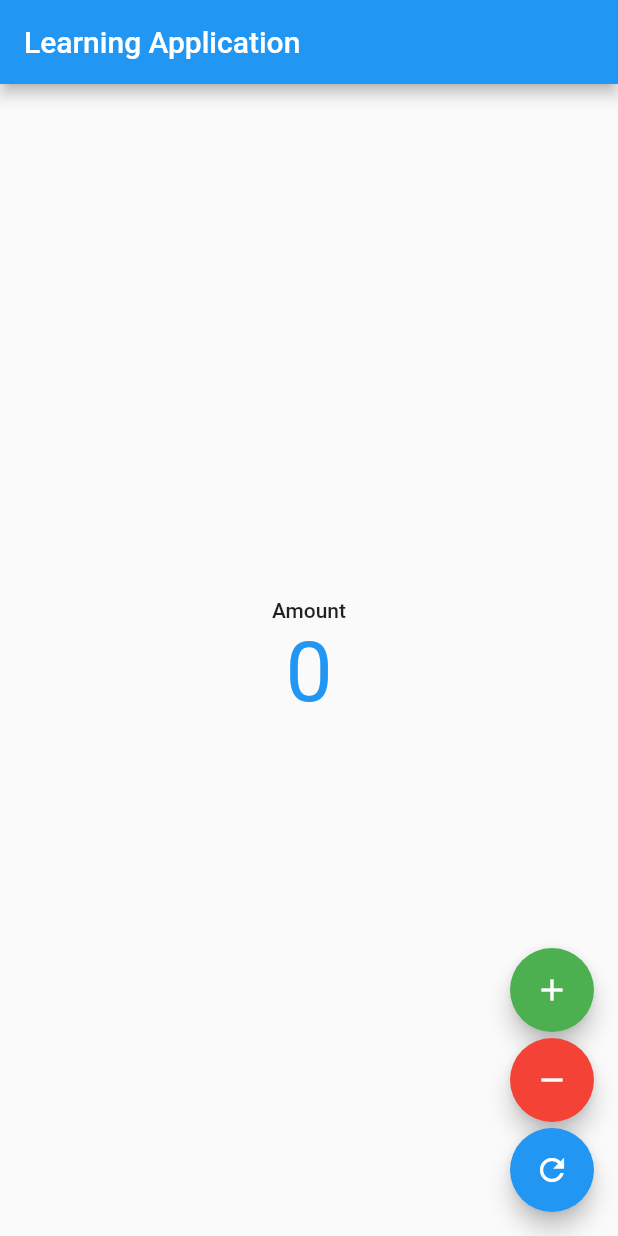
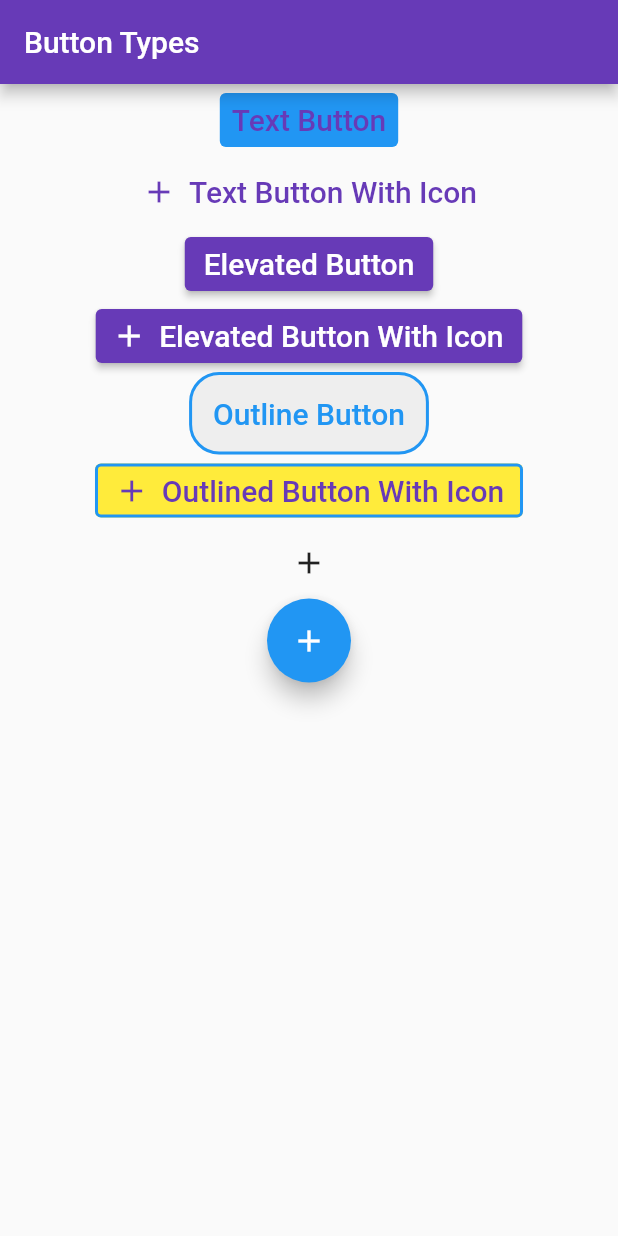
Before and after one commit to Umutk1nc/flutter-course, a Flutter app: the screen it shows after launch, on a phone screen of 412 x 824 dp. Run offline on Flutter 3.47's test engine with Material 3 defaults, Android fonts, the phone set to English and light mode, and no system bars.

Commit message:
Complete Lesson 6: Button Types

```diff
--- /dev/null
+++ b/course_app_03/lib/button_types.dart
@@ -0,0 +1,77 @@
+import 'package:flutter/material.dart';
+
+class ButtonTypes extends StatelessWidget {
+  const ButtonTypes({super.key});
+
+  @override
+  Widget build(BuildContext context) {
+    return Scaffold(
+      appBar: AppBar(title: Text("Button Types")),
+      body: Center(
+        child: Column(
+          children: [
+            TextButton(
+              onPressed: () {},
+              style: ButtonStyle(
+                backgroundColor: WidgetStateProperty.resolveWith<Color?>(
+                  (states) {
+                    if (states.contains(WidgetState.pressed)) {
+                      return Colors.green;
+                    }
+                    return Colors.blue; // Use the component's default.
+                  },
+                ),
+              ),
+              child: Text("Text Button"),
+            ),
+            TextButton.icon(
+              onPressed: () {},
+              icon: Icon(Icons.add),
+              label: Text("Text Button With Icon"),
+            ),
+            ElevatedButton(onPressed: () {}, child: Text("Elevated Button")),
+
+
+            ElevatedButton.icon(
+              onPressed: () {},
+              icon: Icon(Icons.add),
+              label: Text("Elevated Button With Icon"),
+            ),
+            OutlinedButton(onPressed: () {},
+            style: OutlinedButton.styleFrom(
+              padding: EdgeInsets.all(16),
+              side: BorderSide(color: Colors.blue, width: 2),
+              shape: RoundedRectangleBorder(
+                borderRadius: BorderRadius.circular(20),
+              ),
+              foregroundColor: Colors.blue,
+              backgroundColor: Colors.grey[200],
+
+            ),
+            child: Text("Outline Button"),
+
+
+            ),
+            OutlinedButton.icon(
+              onPressed: () {},
+              style: OutlinedButton.styleFrom(
+                side: BorderSide(color: Colors.blue, width: 2),
+                backgroundColor: Colors.yellow,
+              ),
+              icon: Icon(Icons.add),
+              label: Text("Outlined Button With Icon"),
+            ),
+            IconButton(
+              onPressed: () {},
+              icon: Icon(Icons.add),
+            ),
+            FloatingActionButton(
+              onPressed: () {},
+              child: Icon(Icons.add),
+            ),
+          ],
+        ),
+      ),
+    );
+  }
+}
--- a/course_app_03/lib/main.dart
+++ b/course_app_03/lib/main.dart
@@ -1,3 +1,4 @@
+import 'package:course_app_03/button_types.dart';
 import 'package:flutter/material.dart';
 
 void main(List<String> args) {
@@ -10,17 +11,29 @@ class MyApp extends StatelessWidget {
   @override
   Widget build(BuildContext context) {
     return MaterialApp(
-      debugShowCheckedModeBanner:false,//to remove debug banner
-      theme:ThemeData(
-        primarySwatch: Colors.blue,
-        useMaterial3: false,//to use material 3 design
+      debugShowCheckedModeBanner: false, //to remove debug banner
+      theme: ThemeData(
+
+        textTheme: TextTheme(
+          labelLarge: TextStyle(
+            //more text theme can be added here
+            fontSize: 20,
+          ),
+        ),
+        floatingActionButtonTheme: FloatingActionButtonThemeData(
+          //more floating action button theme can be added here
+          backgroundColor: Colors.blue,
+        ),
+        primarySwatch: Colors.deepPurple,
+        useMaterial3: false, //to use material 3 design
       ),
-      home:HomePage(),
+      home: ButtonTypes(), //Button Types() or HomePage() can be used here to show the respective page
     );
   }
 }
 
-class HomePage extends StatefulWidget {//stateful widget is used when the state of the widget changes over time
+class HomePage extends StatefulWidget {
+  //stateful widget is used when the state of the widget changes over time
   const HomePage({super.key});
 
   @override
@@ -28,27 +41,31 @@ class HomePage extends StatefulWidget {//stateful widget is used when the state
 }
 
 class _HomePageState extends State<HomePage> {
-  var _counter=0;
+  var _counter = 0;
 
   // ignore: non_constant_identifier_names
-  void _IncreaseCounter(){
-    setState(() {//setState is used to update the state of the widget
-    _counter++;
+  void _IncreaseCounter() {
+    setState(() {
+      //setState is used to update the state of the widget
+      _counter++;
     });
     debugPrint("Counter:$_counter");
   }
 
   // ignore: non_constant_identifier_names
-  void _DecreaseCounter(){
-    setState(() {//setState is used to update the state of the widget
-    _counter--;
+  void _DecreaseCounter() {
+    setState(() {
+      //setState is used to update the state of the widget
+      _counter--;
     });
     debugPrint("Counter:$_counter");
   }
+
   // ignore: non_constant_identifier_names
-  void _ResetCounter(){
-    setState(() {//setState is used to update the state of the widget
-    _counter=0;
+  void _ResetCounter() {
+    setState(() {
+      //setState is used to update the state of the widget
+      _counter = 0;
     });
 
     debugPrint("Counter:0");
@@ -57,20 +74,22 @@ class _HomePageState extends State<HomePage> {
   @override
   Widget build(BuildContext context) {
     return Scaffold(
-      appBar: AppBar(title:Text("Learning Application")
-      ),
-      body:Center(
+      appBar: AppBar(title: Text("Learning Application")),
+      body: Center(
         child: Column(
           mainAxisAlignment: MainAxisAlignment.center,
           children: [
-            Text("Amount",
-            style:Theme.of(context).textTheme.bodyLarge),
-            Text(_counter.toString(),
-            style:Theme.of(context).textTheme
-            .displayMedium
-            ?.copyWith(color:_counter<0?Colors.red:_counter==0?Colors.blue:Colors.green),
+            Text("Amount", style: Theme.of(context).textTheme.labelLarge),
+            Text(
+              _counter.toString(),
+              style: Theme.of(context).textTheme.displayMedium?.copyWith(
+                color: _counter < 0
+                    ? Colors.red
+                    : _counter == 0
+                    ? Colors.blue
+                    : Colors.green,
+              ),
             ),
-
           ],
         ),
       ),
@@ -78,7 +97,7 @@ class _HomePageState extends State<HomePage> {
         mainAxisAlignment: MainAxisAlignment.end,
         children: [
           FloatingActionButton(
-            onPressed:(){
+            onPressed: () {
               _IncreaseCounter();
             },
             backgroundColor: Colors.green,
@@ -86,7 +105,7 @@ class _HomePageState extends State<HomePage> {
           ),
           SizedBox(height: 4),
           FloatingActionButton(
-            onPressed:(){
+            onPressed: () {
               _DecreaseCounter();
             },
             backgroundColor: Colors.red,
@@ -94,7 +113,7 @@ class _HomePageState extends State<HomePage> {
           ),
           SizedBox(height: 4),
           FloatingActionButton(
-            onPressed:(){
+            onPressed: () {
               _ResetCounter();
             },
             child: Icon(Icons.refresh),
```
